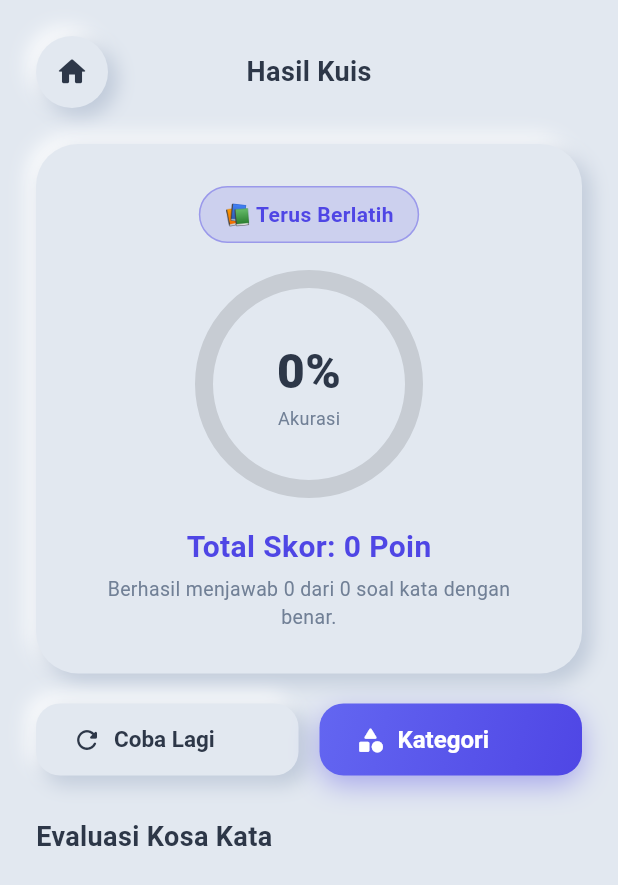
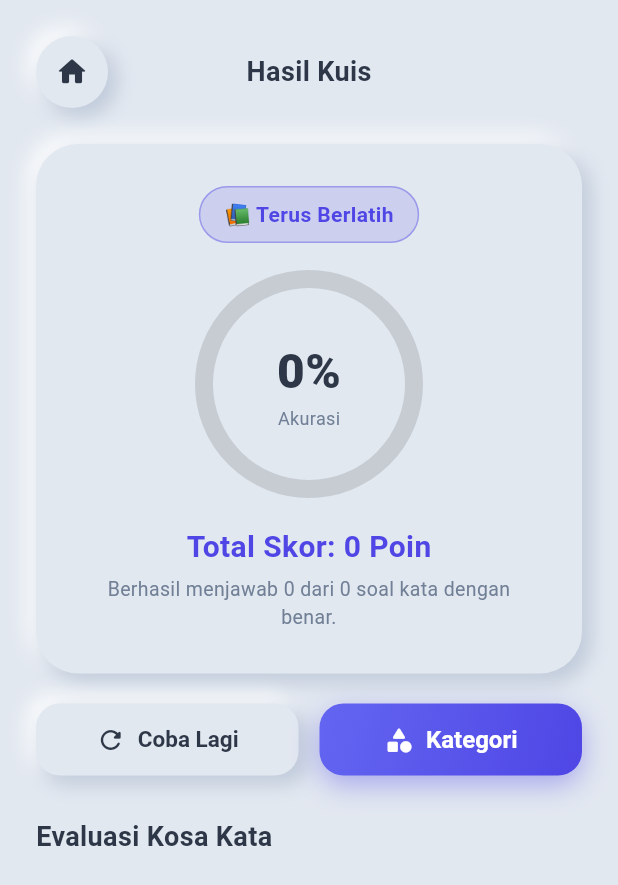
Before and after one commit to rizkiram123/ujian, a Flutter app: the ResultScreen screen opened directly with sample values from the repository, on a phone screen of 412 x 824 dp. Shown: the top 885 px of the screen. Run offline on Flutter 3.47's test engine with Material 3 defaults, Android fonts, the light colour scheme and no system bars; Roboto replaces fonts that are missing (Segoe UI).

Commit message:
fix: resolve widget parameter names and clean up test file

```diff
--- a/lib/widgets/neumorphic_button.dart
+++ b/lib/widgets/neumorphic_button.dart
@@ -62,7 +62,7 @@ class _NeumorphicButtonState extends State<NeumorphicButton> {
             ),
             child: Row(
               mainAxisSize: MainAxisSize.min,
-              mainAlignment: MainAxisAlignment.center,
+              mainAxisAlignment: MainAxisAlignment.center,
               children: [
                 if (widget.icon != null) ...[
                   Icon(widget.icon, color: Colors.white, size: 20),
@@ -104,7 +104,7 @@ class _NeumorphicButtonState extends State<NeumorphicButton> {
               ),
         child: Row(
           mainAxisSize: MainAxisSize.min,
-          mainAlignment: MainAxisAlignment.center,
+          mainAxisAlignment: MainAxisAlignment.center,
           children: [
             if (widget.icon != null) ...[
               Icon(
--- a/lib/widgets/neumorphic_card.dart
+++ b/lib/widgets/neumorphic_card.dart
@@ -30,7 +30,6 @@ class NeumorphicCard extends StatefulWidget {
 }
 
 class _NeumorphicCardState extends State<NeumorphicCard> {
-  bool _isHovered = false;
   bool _isTapped = false;
 
   @override
@@ -43,9 +42,6 @@ class _NeumorphicCardState extends State<NeumorphicCard> {
       onTapUp: widget.onTap != null ? (_) => setState(() => _isTapped = false) : null,
       onTapCancel: widget.onTap != null ? () => setState(() => _isTapped = false) : null,
       onTap: widget.onTap,
-      child: MouseRegion(
-        onEnter: (_) => setState(() => _isHovered = true),
-        onExit: (_) => setState(() => _isHovered = false),
       child: AnimatedContainer(
         duration: const Duration(milliseconds: 150),
         width: widget.width,
@@ -65,7 +61,6 @@ class _NeumorphicCardState extends State<NeumorphicCard> {
               ),
         child: widget.child,
       ),
-      ),
     );
   }
 }
```
Also changed, not shown: 1 other file. Lines whose indentation alone changed are shown as unchanged.
